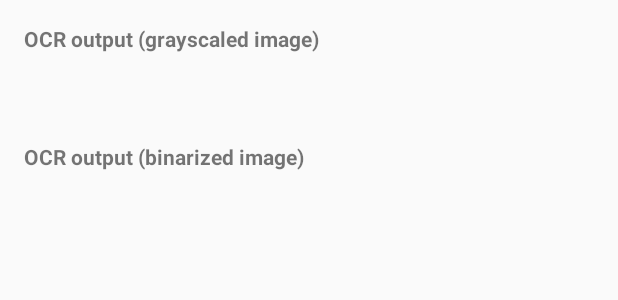
After one commit to jeanduong/OrseryApplication, an Android app: the layout activity_gray.xml on its own in the app's theme, with its tools: preview values and no code run, on a phone screen of 412 x 824 dp. The commit adds this screen. Shown: the top 300 px of the screen. Run offline under Robolectric (Android 15) with nearby library versions, the phone set to English and light mode, and no system bars.

Commit message:
Image processing added

```diff
--- a/app/src/main/AndroidManifest.xml
+++ b/app/src/main/AndroidManifest.xml
@@ -17,6 +17,7 @@
                 <category android:name="android.intent.category.LAUNCHER" />
             </intent-filter>
         </activity>
+        <activity android:name=".GrayActivity"></activity>
     </application>
 
 </manifest>
--- /dev/null
+++ b/app/src/main/res/layout/activity_gray.xml
@@ -0,0 +1,55 @@
+<?xml version="1.0" encoding="utf-8"?>
+<RelativeLayout xmlns:android="http://schemas.android.com/apk/res/android"
+    xmlns:tools="http://schemas.android.com/tools"
+    android:id="@+id/activity_gray"
+    android:layout_width="match_parent"
+    android:layout_height="match_parent"
+    android:paddingBottom="@dimen/activity_vertical_margin"
+    android:paddingLeft="@dimen/activity_horizontal_margin"
+    android:paddingRight="@dimen/activity_horizontal_margin"
+    android:paddingTop="@dimen/activity_vertical_margin"
+    tools:context="com.example.jeanduong.ocrapplication.GrayActivity">
+
+    <LinearLayout xmlns:android="http://schemas.android.com/apk/res/android"
+        android:layout_width="fill_parent" android:layout_height="fill_parent"
+        android:orientation="vertical">
+
+
+
+    <ImageView
+        android:layout_width="match_parent"
+        android:layout_height="wrap_content"
+        android:id="@+id/gray_display_view_name"
+        android:layout_alignParentTop="true" />
+
+    <TextView
+        android:layout_width="match_parent"
+        android:layout_height="wrap_content"
+        android:textStyle="bold"
+        android:paddingBottom="20dp"
+        android:id="@+id/title_gray"
+        android:text="@string/title_gray_label" />
+
+    <TextView
+        android:layout_width="match_parent"
+        android:layout_height="wrap_content"
+        android:paddingBottom="20dp"
+        android:id="@+id/content_gray" />
+
+    <TextView
+        android:layout_width="match_parent"
+        android:layout_height="wrap_content"
+        android:textStyle="bold"
+        android:paddingBottom="20dp"
+        android:id="@+id/title_binary"
+        android:text="@string/title_binary_label" />
+
+    <TextView
+        android:layout_width="match_parent"
+        android:layout_height="wrap_content"
+        android:paddingBottom="20dp"
+        android:id="@+id/content_binary" />
+
+    </LinearLayout>
+
+</RelativeLayout>
--- a/app/src/main/res/values/ids.xml
+++ b/app/src/main/res/values/ids.xml
@@ -1,4 +1,8 @@
 <?xml version="1.0" encoding="utf-8"?>
 <resources>
     <item name="display_view_name" type="id" />
+    <item name="title_gray" type="id">title_OCR_gray</item>
+    <item name="title_binary" type="id">title_OCR_binary</item>
+    <item name="content_gray" type="id">content_OCR_gray</item>
+    <item name="content_binary" type="id">content_OCR_binary</item>
 </resources>
--- a/app/src/main/res/values/strings.xml
+++ b/app/src/main/res/values/strings.xml
@@ -1,5 +1,7 @@
 <resources>
     <string name="app_name">OCRApplication</string>
     <string name="display_view_label" type="id">Display area</string>
-    <string name="button_label">Make gray</string>
+    <string name="button_label">Read</string>
+    <string name="title_gray_label">OCR output (grayscaled image)</string>
+    <string name="title_binary_label">OCR output (binarized image)</string>
 </resources>
```
Also changed, not shown: app/src/main/java/com/example/jeanduong/ocrapplication/GrayActivity.java (added, +490 -0 lines), app/src/main/java/com/example/jeanduong/ocrapplication/MainActivity.java (+20 -66 lines), app/src/main/res/layout/activity_main.xml (+9 -0 lines), 1 other file.
